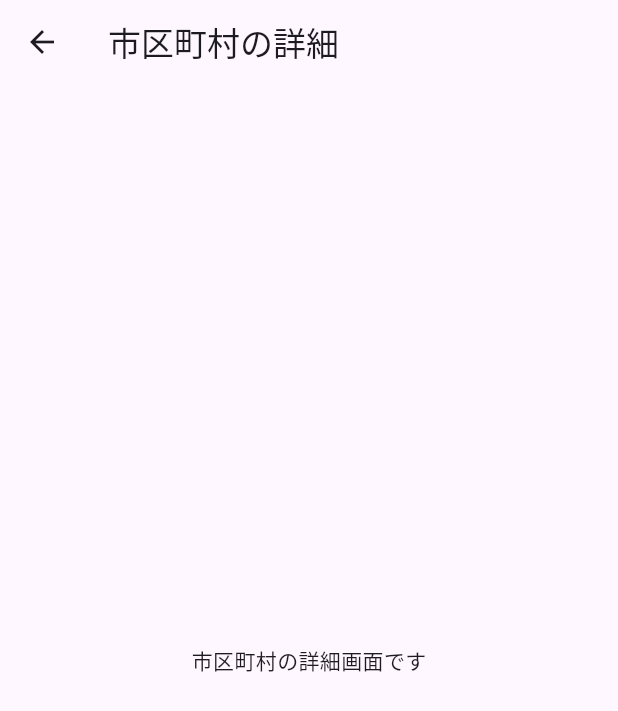
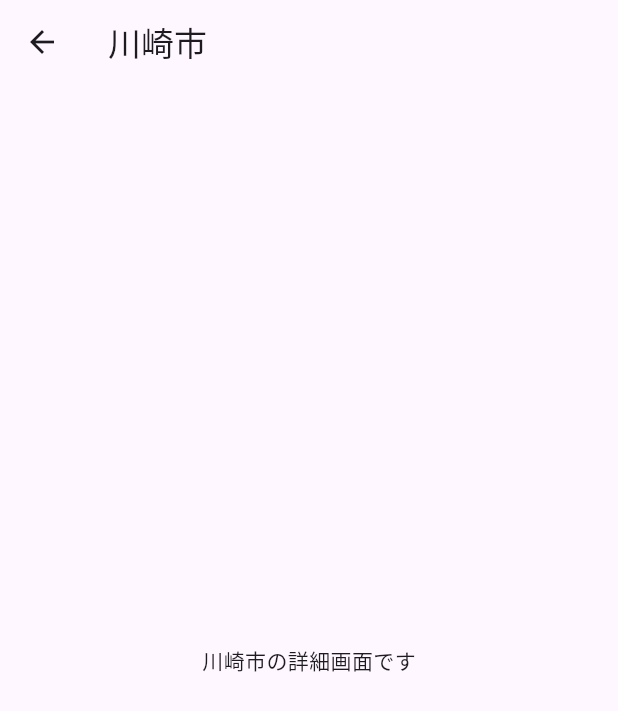
Before and after one commit to hiroki-nobe/resas_basic, a Flutter app: the screen it shows after launch, after a tap on "川崎市", on a phone screen of 412 x 824 dp. Shown: the top 711 px of the screen. Run offline on Flutter 3.47's test engine with Material 3 defaults, Android fonts, the phone set to English and light mode, and no system bars.

Commit message:
遷移先ページの文言変更

```diff
--- a/lib/city/detail_page.dart
+++ b/lib/city/detail_page.dart
@@ -1,16 +1,18 @@
 import 'package:flutter/material.dart';
 
 class CityDetailPage extends StatelessWidget {
-  const CityDetailPage({super.key});
+  const CityDetailPage({super.key, required this.city});
+
+  final String city;
 
   @override
   Widget build(BuildContext context) {
     return Scaffold(
       appBar: AppBar(
-        title: const Text('市区町村の詳細'),
+        title: Text(city),
       ),
-      body: const Center(
-        child: Text('市区町村の詳細画面です'),
+      body: Center(
+        child: Text('$cityの詳細画面です'),
       ),
     );
   }
--- a/lib/city/list_page.dart
+++ b/lib/city/list_page.dart
@@ -34,9 +34,11 @@ class CityListPage extends StatelessWidget {
             subtitle: const Text('政令指定都市'),
             trailing: const Icon(Icons.navigate_next),
             onTap: () {
-              Navigator.of(context).push(MaterialPageRoute(
-                builder: (context) => const CityDetailPage(),
-              ));
+              Navigator.of(context).push<void>(
+                MaterialPageRoute(
+                  builder: (context) => CityDetailPage(city: city),
+                ),
+              );
             },
           ),
       ]),
```
